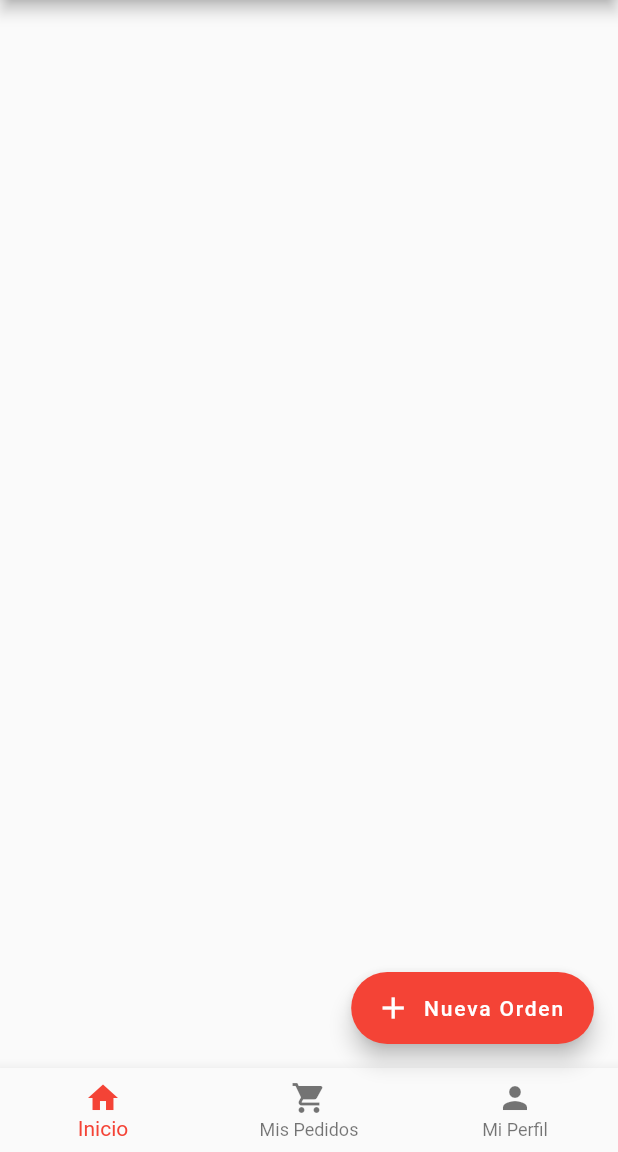
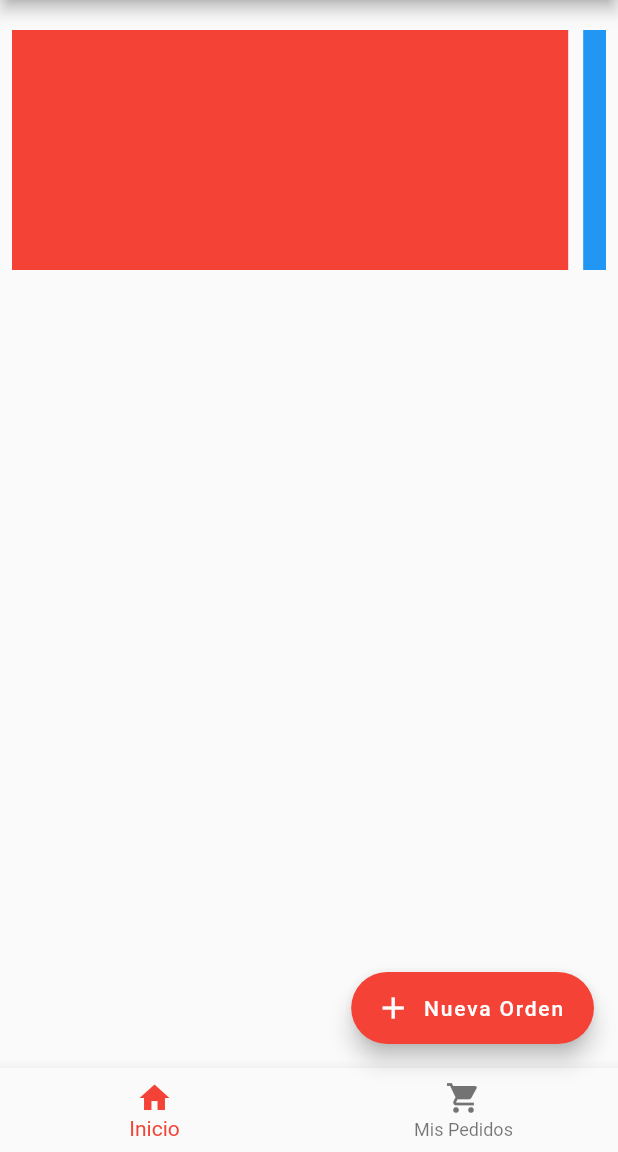
Before and after one commit to FelixAVeras/Filopp, a Flutter app: the HomePage screen opened by its route, on a phone screen of 412 x 824 dp, the part 84-1236 px from its top. Run offline on Flutter 3.47's test engine with Material 2 defaults, Android fonts, the phone set to English and light mode, and no system bars.

Commit message:
Working on Dashboard

```diff
--- a/lib/src/helpers/http_services.dart
+++ b/lib/src/helpers/http_services.dart
@@ -2,7 +2,6 @@ import 'dart:convert';
 import 'dart:async';
 
 import 'package:http/http.dart' as http;
-import 'package:new_filopp/src/models/Product.dart';
 
 class HttpService {
   final String baseUrl = 'https://test.mimapi.club/wp-json/wp/v2';
--- a/lib/src/pages/dashboard.dart
+++ b/lib/src/pages/dashboard.dart
@@ -1,17 +1,43 @@
 import 'package:flutter/material.dart';
 
-class DashboardPage extends StatefulWidget {
+class DashboardPage extends StatelessWidget {
   @override
-  State<StatefulWidget> createState() {
-    return _DashboardPageState();
+  Widget build(BuildContext context) {
+    return Scaffold(
+      body: Container(
+        height: 200.0,
+        padding: EdgeInsets.symmetric(horizontal: 8.0, vertical: 20.0),
+        // width: MediaQuery.of(context).size.width * 0.65,
+        child: ListView(
+          scrollDirection: Axis.horizontal,
+          children: <Widget>[
+            Container(
+              width: MediaQuery.of(context).size.width * 0.90,
+              color: Colors.red,
+            ),
+            SizedBox(width: 10),
+            Container(
+              width: MediaQuery.of(context).size.width * 0.90,
+              color: Colors.blue,
+            ),
+            SizedBox(width: 10),
+            Container(
+              width: MediaQuery.of(context).size.width * 0.90,
+              color: Colors.green,
+            ),
+            SizedBox(width: 10),
+            Container(
+              width: MediaQuery.of(context).size.width * 0.90,
+              color: Colors.yellow,
+            ),
+            SizedBox(width: 10),
+            Container(
+              width: MediaQuery.of(context).size.width * 0.90,
+              color: Colors.orange,
+            ),
+          ],
+        ),
+      ),
+    );
   }
 }
-
-class _DashboardPageState extends State<DashboardPage> {
-  final _formKey = GlobalKey<FormState>();
-
-  @override
-  Widget build(BuildContext context) {
-    return Scaffold();
-  }
-}
--- a/lib/src/pages/home.dart
+++ b/lib/src/pages/home.dart
@@ -6,8 +6,6 @@ import 'package:new_filopp/src/pages/login.dart';
 import 'package:new_filopp/src/pages/my_order.dart';
 import 'package:new_filopp/src/pages/product.dart';
 import 'package:new_filopp/src/pages/restaurant.dart';
-import 'package:new_filopp/src/pages/user_profile.dart';
-import 'package:qrcode_reader/qrcode_reader.dart';
 
 class HomePage extends StatefulWidget {
   final GlobalKey<ScaffoldState> parentScaffoldKey;
@@ -20,22 +18,6 @@ class HomePage extends StatefulWidget {
 
 class _HomePageState extends State<HomePage> {
   int currentIndex = 0;
-
-  _scanQr() async {
-    String futureString = '';
-
-    try {
-      futureString = await new QRCodeReader().scan();
-    } catch (e) {
-      futureString = e.toString();
-    }
-
-    if (futureString != null) {
-      print('Tenemos informacion');
-    }
-
-    print('scanner: $futureString');
-  }
 
   @override
   Widget build(BuildContext context) {
@@ -60,16 +42,6 @@ class _HomePageState extends State<HomePage> {
       ),
       body: _loadPage(currentIndex),
       bottomNavigationBar: _customBottomNavigationBar(),
-      // bottomNavigationBar: BottomNavigationBar(
-      //   items: const <BottomNavigationBarItem>[
-      //     BottomNavigationBarItem(icon: Icon(Icons.home), label: 'Inicio'),
-      //     BottomNavigationBarItem(
-      //         icon: Icon(Icons.shopping_cart), label: 'Mis Pedidos'),
-      //     BottomNavigationBarItem(
-      //         icon: Icon(Icons.favorite), label: 'Mis Favoritos'),
-      //     BottomNavigationBarItem(icon: Icon(Icons.person), label: 'Mi Perfil')
-      //   ],
-      // ),
       floatingActionButton: FloatingActionButton.extended(
         label: Text('Nueva Orden'),
         icon: Icon(Icons.add),
@@ -121,24 +93,9 @@ class _HomePageState extends State<HomePage> {
           ),
           Divider(),
           ListTile(
-            leading: Icon(Icons.qr_code),
-            title: Text('Codigo Referido'),
-            onTap: _scanQr,
-          ),
-          Divider(),
-          ListTile(
             leading: Icon(Icons.settings),
             title: Text('Ajustes'),
             onTap: () => {},
-          ),
-          Divider(),
-          ListTile(
-            leading: Icon(Icons.person),
-            title: Text('Productos (Prueba)'),
-            onTap: () => {
-              Navigator.push(context,
-                  MaterialPageRoute(builder: (context) => ProductPage()))
-            },
           ),
           Divider(),
           ListTile(
@@ -160,8 +117,6 @@ class _HomePageState extends State<HomePage> {
         return DashboardPage();
       case 1:
         return MyOrderPage();
-      case 2:
-        return UserProfilePage();
 
       default:
         return DashboardPage();
@@ -180,7 +135,6 @@ class _HomePageState extends State<HomePage> {
         BottomNavigationBarItem(icon: Icon(Icons.home), label: 'Inicio'),
         BottomNavigationBarItem(
             icon: Icon(Icons.shopping_cart), label: 'Mis Pedidos'),
-        BottomNavigationBarItem(icon: Icon(Icons.person), label: 'Mi Perfil')
       ],
     );
   }
--- a/pubspec.yaml
+++ b/pubspec.yaml
@@ -29,7 +29,6 @@ dependencies:
   # Use with the CupertinoIcons class for iOS style icons.
   cupertino_icons: ^1.0.0
   http:
-  qrcode_reader:
 
 dev_dependencies:
   flutter_test:
```
Also changed, not shown: pubspec.lock, 1 other file.
